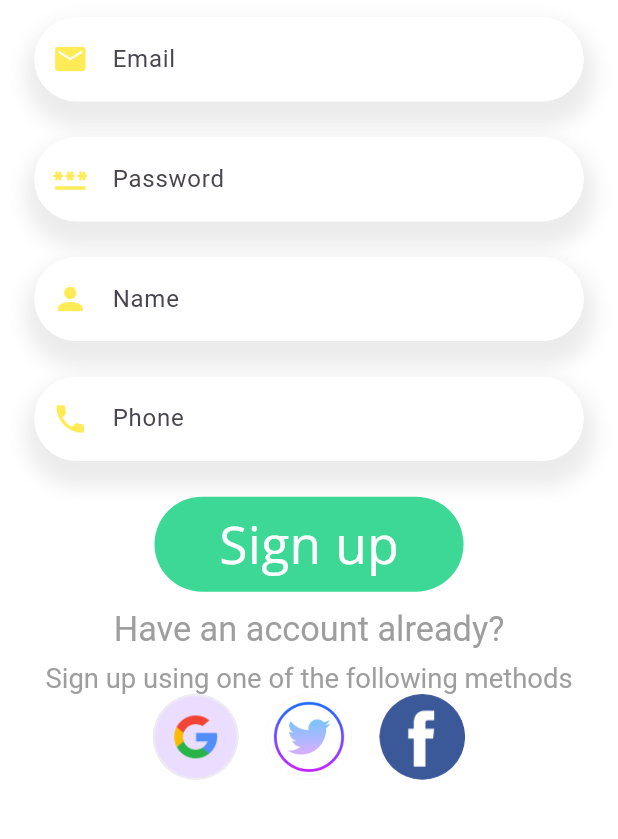
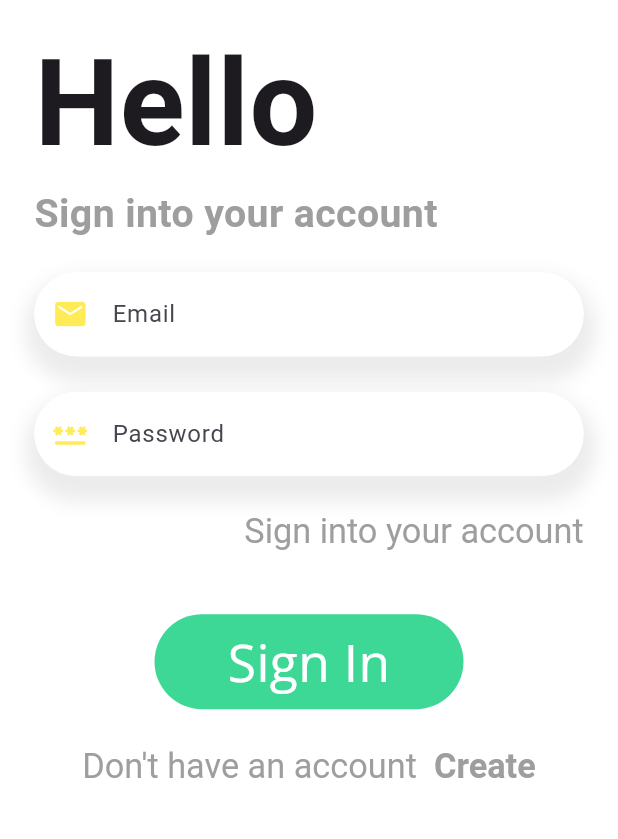
Before and after one commit to gt-lcy96/fultter_food_delivery, a Flutter app: the screen it shows after launch, on a phone screen of 412 x 824 dp, the part 304-1143 px from its top. Run offline on Flutter 3.47's test engine with Material 3 defaults, Android fonts, the phone set to English and light mode, and no system bars; our stand-ins replace dots_indicator, flutter_screenutil, get, shared_preferences.

Commit message:
create SignIn Page UI

```diff
--- a/lib/main.dart
+++ b/lib/main.dart
@@ -3,6 +3,7 @@ import 'package:flutter_screenutil/flutter_screenutil.dart';
 import 'package:food_delivery/controllers/cart_controller.dart';
 import 'package:food_delivery/controllers/popular_product_controller.dart';
 import 'package:food_delivery/controllers/recommended_product_controller.dart';
+import 'package:food_delivery/pages/auth/sign_in_page.dart';
 import 'package:food_delivery/pages/auth/sign_up_page.dart';
 import 'package:food_delivery/pages/cart/cart_page.dart';
 import 'package:food_delivery/pages/food_detail/PopularFoodDetail_page.dart';
@@ -36,7 +37,7 @@ class MyApp extends StatelessWidget {
                 debugShowCheckedModeBanner: false,
                 title: 'Flutter Demo',
 
-                home: SignUpPage(),
+                home: SignInPage(),
                 // home: const MainFoodPage(),
                 // initialRoute: RouteHelper.getSplashPage(),
                 // getPages: RouteHelper.routes,
--- /dev/null
+++ b/lib/pages/auth/sign_in_page.dart
@@ -0,0 +1,120 @@
+import 'package:flutter/gestures.dart';
+import 'package:flutter/material.dart';
+import 'package:flutter_screenutil/flutter_screenutil.dart';
+import 'package:food_delivery/common/values/colors.dart';
+import 'package:food_delivery/common/values/dimensions.dart';
+import 'package:food_delivery/common/widgets/app_text_field.dart';
+import 'package:food_delivery/common/widgets/base_text_widget.dart';
+import 'package:food_delivery/pages/auth/sign_up_page.dart';
+import 'package:get/get.dart';
+
+class SignInPage extends StatelessWidget {
+  const SignInPage({super.key});
+
+  @override
+  Widget build(BuildContext context) {
+    var emailController = TextEditingController();
+    var passwordController = TextEditingController();
+    var nameController = TextEditingController();
+    var phoneController = TextEditingController();
+
+    return Scaffold(
+      backgroundColor: Colors.white,
+      body: SingleChildScrollView(
+        physics: const BouncingScrollPhysics(),
+        child: Column(
+          children: [
+            SizedBox(height: MediaQuery.of(context).size.height * 0.01),
+            Container(
+              height: MediaQuery.of(context).size.height * 0.25,
+              child: Center(
+                child: CircleAvatar(
+                  radius: 80.w,
+                  backgroundImage:
+                      const AssetImage("assets/images/food_delivery_logo.png"),
+                  backgroundColor: Colors.white,
+                ),
+              ),
+            ),
+            //Welcome
+            Container(
+                margin: EdgeInsets.only(left: 20.w),
+                width: double.maxFinite,
+                child: Column(
+                  crossAxisAlignment: CrossAxisAlignment.start,
+                  children: [
+                    Text(
+                      "Hello",
+                      style: TextStyle(
+                        fontSize: 70.sp,
+                        fontWeight: FontWeight.bold,
+                      ),
+                    ),
+                    smallText("Sign into your account", fontSize: 20.sp, color: Colors.grey[500]!, fontWeight: FontWeight.bold)
+                  ],
+                )),
+            SizedBox(height: 20.h),
+            AppTextField(
+                textController: emailController,
+                hintText: "Email",
+                icon: Icons.email),
+            SizedBox(height: 20.h),
+            AppTextField(
+                textController: passwordController,
+                hintText: "Password",
+                icon: Icons.password_sharp),
+
+            SizedBox(height: 20.h),
+            //tag line
+            Row(
+              children: [
+                Expanded(child: Container()),
+                RichText(
+                  text: TextSpan(
+                    text: "Sign into your account",
+                    style: TextStyle(
+                      color: Colors.grey[500],
+                      fontSize: 20.sp,
+                    ),
+                  ),
+                ),
+                SizedBox(width: 20.w)
+              ],
+            ),
+            SizedBox(height: Dimensions.screenHeight * 0.05),
+            //sign in button
+            Container(
+              width: Dimensions.screenWidth / 2,
+              height: Dimensions.screenHeight / 13,
+              decoration: BoxDecoration(
+                  borderRadius: BorderRadius.circular(30.w),
+                  color: AppColors.primaryElement),
+              child: Center(
+                child: bigText("Sign In", fontSize: 30, color: Colors.white),
+              ),
+            ),
+            SizedBox(height: Dimensions.screenHeight * 0.03),
+            RichText(
+              text: TextSpan(
+                  text: "Don't have an account",
+                  style: TextStyle(
+                    color: Colors.grey[500],
+                    fontSize: 20.sp,
+                  ),
+                  children: [
+                    TextSpan(
+                        recognizer: TapGestureRecognizer()..onTap=()=>Get.to(()=>SignUpPage(), transition: Transition.fade),
+                        text: "  Create",
+                        style: TextStyle(
+                          fontWeight: FontWeight.bold,
+                          color: Colors.grey[500],
+                          fontSize: 20.sp,
+                        )),
+                  ]),
+            ),
+          ],
+        ),
+      ),
+    );
+  }
+}
```
